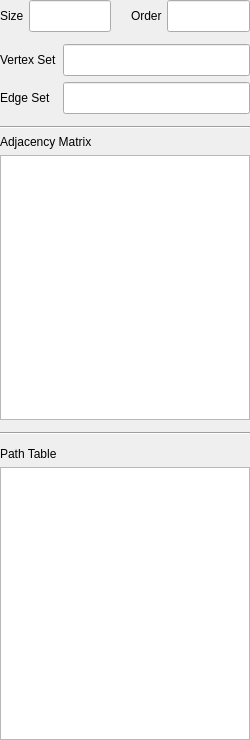
Above: public/info_panel.ui from Jeius/GraphIllustrator before the change. Below: the same form after it.
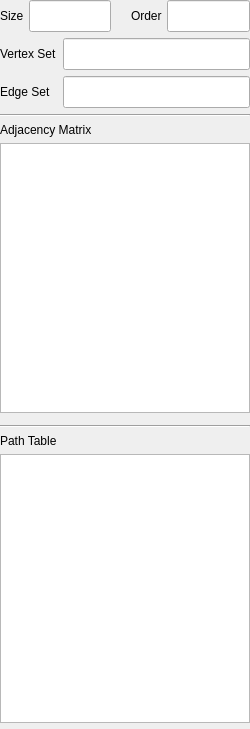
That is the form after the change.

What changed in the file:
```diff
--- a/public/info_panel.ui
+++ b/public/info_panel.ui
@@ -7,7 +7,7 @@
     <x>0</x>
     <y>0</y>
     <width>250</width>
-    <height>740</height>
+    <height>729</height>
    </rect>
   </property>
   <property name="maximumSize">
@@ -19,10 +19,7 @@
   <property name="windowTitle">
    <string>Frame</string>
   </property>
-  <layout class="QVBoxLayout" name="verticalLayout">
-   <property name="spacing">
-    <number>12</number>
-   </property>
+  <layout class="QGridLayout" name="gridLayout">
    <property name="leftMargin">
     <number>0</number>
    </property>
@@ -35,7 +32,7 @@
    <property name="bottomMargin">
     <number>0</number>
    </property>
-   <item>
+   <item row="0" column="0">
     <layout class="QHBoxLayout" name="size_order_layout">
      <property name="spacing">
       <number>5</number>
@@ -110,7 +107,7 @@
      </item>
     </layout>
    </item>
-   <item>
+   <item row="1" column="0">
     <widget class="QWidget" name="sets_grid" native="true">
      <property name="sizePolicy">
       <sizepolicy hsizetype="MinimumExpanding" vsizetype="Fixed">
@@ -180,10 +177,17 @@
      </layout>
     </widget>
    </item>
-   <item>
+   <item row="2" column="0">
+    <widget class="Line" name="line_2">
+     <property name="orientation">
+      <enum>Qt::Horizontal</enum>
+     </property>
+    </widget>
+   </item>
+   <item row="3" column="0">
     <widget class="QWidget" name="adj_matrix_widget" native="true">
      <property name="sizePolicy">
-      <sizepolicy hsizetype="Preferred" vsizetype="MinimumExpanding">
+      <sizepolicy hsizetype="Preferred" vsizetype="Preferred">
        <horstretch>0</horstretch>
        <verstretch>0</verstretch>
       </sizepolicy>
@@ -199,15 +203,8 @@
        <number>0</number>
       </property>
       <property name="bottomMargin">
-       <number>0</number>
+       <number>6</number>
       </property>
-      <item>
-       <widget class="Line" name="line_2">
-        <property name="orientation">
-         <enum>Qt::Horizontal</enum>
-        </property>
-       </widget>
-      </item>
       <item>
        <widget class="QLabel" name="adj_matrix_label">
         <property name="text">
@@ -217,6 +214,12 @@
       </item>
       <item>
        <widget class="QPlainTextEdit" name="adj_matrix_box">
+        <property name="minimumSize">
+         <size>
+          <width>0</width>
+          <height>180</height>
+         </size>
+        </property>
         <property name="readOnly">
          <bool>true</bool>
         </property>
@@ -225,14 +228,14 @@
      </layout>
     </widget>
    </item>
-   <item>
+   <item row="4" column="0">
     <widget class="Line" name="line_3">
      <property name="orientation">
       <enum>Qt::Horizontal</enum>
      </property>
     </widget>
    </item>
-   <item>
+   <item row="5" column="0">
     <widget class="QWidget" name="path_table_widget" native="true">
      <layout class="QVBoxLayout" name="verticalLayout_8">
       <property name="leftMargin">
@@ -245,7 +248,7 @@
        <number>0</number>
       </property>
       <property name="bottomMargin">
-       <number>0</number>
+       <number>6</number>
       </property>
       <item>
        <widget class="QLabel" name="path_table_label">
```
